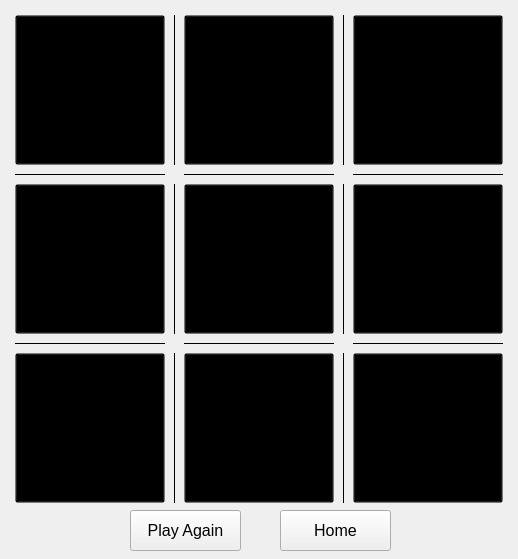
Above: Tic-Tac-Toe-Game/game_window.ui from ahmedg3x1/Tic-Tac-Toe-Game before the change. Below: the same form after it.
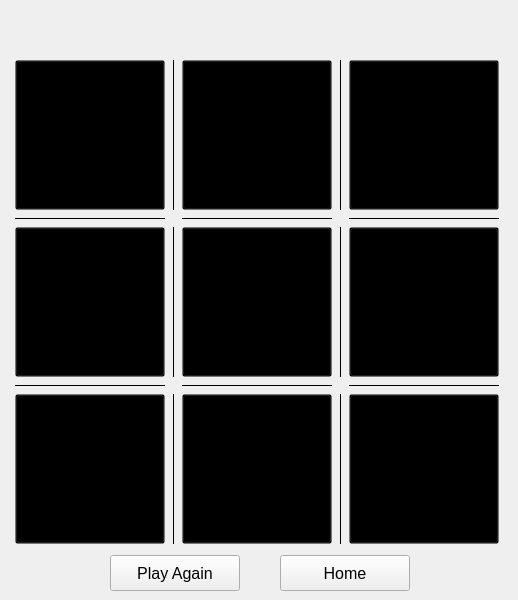
That is the form after the change.

Commit message: Finished the game window

What changed in the file:
```diff
--- a/Tic-Tac-Toe-Game/game_window.ui
+++ b/Tic-Tac-Toe-Game/game_window.ui
@@ -7,126 +7,36 @@
     <x>0</x>
     <y>0</y>
     <width>518</width>
-    <height>559</height>
+    <height>600</height>
    </rect>
   </property>
   <property name="minimumSize">
    <size>
     <width>518</width>
-    <height>559</height>
+    <height>600</height>
    </size>
   </property>
   <property name="maximumSize">
    <size>
     <width>518</width>
-    <height>559</height>
+    <height>600</height>
    </size>
   </property>
   <property name="windowTitle">
    <string>game_window</string>
   </property>
   <widget class="QWidget" name="centralwidget">
-   <widget class="QPushButton" name="Play_Again">
-    <property name="geometry">
-     <rect>
-      <x>130</x>
-      <y>510</y>
-      <width>111</width>
-      <height>41</height>
-     </rect>
-    </property>
-    <property name="font">
-     <font>
-      <pointsize>12</pointsize>
-     </font>
-    </property>
-    <property name="text">
-     <string>Play Again</string>
-    </property>
-   </widget>
    <widget class="QFrame" name="gridFrame">
     <property name="geometry">
      <rect>
-      <x>11</x>
-      <y>11</y>
-      <width>496</width>
-      <height>496</height>
+      <x>5</x>
+      <y>50</y>
+      <width>506</width>
+      <height>506</height>
      </rect>
     </property>
-    <layout class="QGridLayout" name="Game_Grid">
-     <property name="sizeConstraint">
-      <enum>QLayout::SetFixedSize</enum>
-     </property>
-     <property name="leftMargin">
-      <number>4</number>
-     </property>
-     <property name="topMargin">
-      <number>4</number>
-     </property>
-     <property name="rightMargin">
-      <number>4</number>
-     </property>
-     <property name="bottomMargin">
-      <number>4</number>
-     </property>
-     <property name="spacing">
-      <number>8</number>
-     </property>
-     <item row="2" column="0">
-      <widget class="QPushButton" name="Slot_4">
-       <property name="minimumSize">
-        <size>
-         <width>150</width>
-         <height>150</height>
-        </size>
-       </property>
-       <property name="maximumSize">
-        <size>
-         <width>150</width>
-         <height>150</height>
-        </size>
-       </property>
-       <property name="font">
-        <font>
-         <pointsize>80</pointsize>
-        </font>
-       </property>
-       <property name="styleSheet">
-        <string notr="true">background-color: transparent;</string>
-       </property>
-       <property name="text">
-        <string/>
-       </property>
-      </widget>
-     </item>
-     <item row="4" column="2">
-      <widget class="QPushButton" name="Slot_8">
-       <property name="minimumSize">
-        <size>
-         <width>150</width>
-         <height>150</height>
-        </size>
-       </property>
-       <property name="maximumSize">
-        <size>
-         <width>150</width>
-         <height>150</height>
-        </size>
-       </property>
-       <property name="font">
-        <font>
-         <pointsize>80</pointsize>
-        </font>
-       </property>
-       <property name="styleSheet">
-        <string notr="true">background-color: transparent;</string>
-       </property>
-       <property name="text">
-        <string/>
-       </property>
-      </widget>
-     </item>
-     <item row="4" column="1">
+    <layout class="QGridLayout" name="gridLayout_2">
+     <item row="5" column="1">
       <widget class="Line" name="line_3">
        <property name="frameShadow">
         <enum>QFrame::Plain</enum>
@@ -136,61 +46,7 @@
        </property>
       </widget>
      </item>
-     <item row="4" column="0">
-      <widget class="QPushButton" name="Slot_7">
-       <property name="minimumSize">
-        <size>
-         <width>150</width>
-         <height>150</height>
-        </size>
-       </property>
-       <property name="maximumSize">
-        <size>
-         <width>150</width>
-         <height>150</height>
-        </size>
-       </property>
-       <property name="font">
-        <font>
-         <pointsize>80</pointsize>
-        </font>
-       </property>
-       <property name="styleSheet">
-        <string notr="true">background-color: transparent;</string>
-       </property>
-       <property name="text">
-        <string/>
-       </property>
-      </widget>
-     </item>
-     <item row="0" column="2">
-      <widget class="QPushButton" name="Slot_2">
-       <property name="minimumSize">
-        <size>
-         <width>150</width>
-         <height>150</height>
-        </size>
-       </property>
-       <property name="maximumSize">
-        <size>
-         <width>150</width>
-         <height>150</height>
-        </size>
-       </property>
-       <property name="font">
-        <font>
-         <pointsize>80</pointsize>
-        </font>
-       </property>
-       <property name="styleSheet">
-        <string notr="true">background-color: transparent;</string>
-       </property>
-       <property name="text">
-        <string/>
-       </property>
-      </widget>
-     </item>
-     <item row="3" column="2">
+     <item row="4" column="2">
       <widget class="Line" name="line_8">
        <property name="frameShadow">
         <enum>QFrame::Plain</enum>
@@ -200,18 +56,35 @@
        </property>
       </widget>
      </item>
-     <item row="3" column="0">
-      <widget class="Line" name="line_7">
-       <property name="frameShadow">
-        <enum>QFrame::Plain</enum>
+     <item row="1" column="0">
+      <widget class="QPushButton" name="Slot_1">
+       <property name="minimumSize">
+        <size>
+         <width>150</width>
+         <height>150</height>
+        </size>
        </property>
-       <property name="orientation">
-        <enum>Qt::Horizontal</enum>
+       <property name="maximumSize">
+        <size>
+         <width>150</width>
+         <height>150</height>
+        </size>
+       </property>
+       <property name="font">
+        <font>
+         <pointsize>80</pointsize>
+        </font>
+       </property>
+       <property name="styleSheet">
+        <string notr="true">background-color: transparent;</string>
+       </property>
+       <property name="text">
+        <string/>
        </property>
       </widget>
      </item>
-     <item row="0" column="1">
-      <widget class="Line" name="line_2">
+     <item row="3" column="1">
+      <widget class="Line" name="line">
        <property name="frameShadow">
         <enum>QFrame::Plain</enum>
        </property>
@@ -220,7 +93,7 @@
        </property>
       </widget>
      </item>
-     <item row="2" column="4">
+     <item row="3" column="4">
       <widget class="QPushButton" name="Slot_6">
        <property name="minimumSize">
         <size>
@@ -247,8 +120,8 @@
        </property>
       </widget>
      </item>
-     <item row="0" column="4">
-      <widget class="QPushButton" name="Slot_3">
+     <item row="5" column="0">
+      <widget class="QPushButton" name="Slot_7">
        <property name="minimumSize">
         <size>
          <width>150</width>
@@ -274,7 +147,74 @@
        </property>
       </widget>
      </item>
-     <item row="2" column="3">
+     <item row="2" column="4">
+      <widget class="Line" name="line_12">
+       <property name="frameShadow">
+        <enum>QFrame::Plain</enum>
+       </property>
+       <property name="orientation">
+        <enum>Qt::Horizontal</enum>
+       </property>
+      </widget>
+     </item>
+     <item row="1" column="1">
+      <widget class="Line" name="line_2">
+       <property name="frameShadow">
+        <enum>QFrame::Plain</enum>
+       </property>
+       <property name="orientation">
+        <enum>Qt::Vertical</enum>
+       </property>
+      </widget>
+     </item>
+     <item row="2" column="2">
+      <widget class="Line" name="line_11">
+       <property name="frameShadow">
+        <enum>QFrame::Plain</enum>
+       </property>
+       <property name="orientation">
+        <enum>Qt::Horizontal</enum>
+       </property>
+      </widget>
+     </item>
+     <item row="5" column="2">
+      <widget class="QPushButton" name="Slot_8">
+       <property name="minimumSize">
+        <size>
+         <width>150</width>
+         <height>150</height>
+        </size>
+       </property>
+       <property name="maximumSize">
+        <size>
+         <width>150</width>
+         <height>150</height>
+        </size>
+       </property>
+       <property name="font">
+        <font>
+         <pointsize>80</pointsize>
+        </font>
+       </property>
+       <property name="styleSheet">
+        <string notr="true">background-color: transparent;</string>
+       </property>
+       <property name="text">
+        <string/>
+       </property>
+      </widget>
+     </item>
+     <item row="1" column="3">
+      <widget class="Line" name="line_4">
+       <property name="frameShadow">
+        <enum>QFrame::Plain</enum>
+       </property>
+       <property name="orientation">
+        <enum>Qt::Vertical</enum>
+       </property>
+      </widget>
+     </item>
+     <item row="3" column="3">
       <widget class="Line" name="line_5">
        <property name="frameShadow">
         <enum>QFrame::Plain</enum>
@@ -284,7 +224,44 @@
        </property>
       </widget>
      </item>
-     <item row="4" column="3">
+     <item row="4" column="0">
+      <widget class="Line" name="line_7">
+       <property name="frameShadow">
+        <enum>QFrame::Plain</enum>
+       </property>
+       <property name="orientation">
+        <enum>Qt::Horizontal</enum>
+       </property>
+      </widget>
+     </item>
+     <item row="1" column="2">
+      <widget class="QPushButton" name="Slot_2">
+       <property name="minimumSize">
+        <size>
+         <width>150</width>
+         <height>150</height>
+        </size>
+       </property>
+       <property name="maximumSize">
+        <size>
+         <width>150</width>
+         <height>150</height>
+        </size>
+       </property>
+       <property name="font">
+        <font>
+         <pointsize>80</pointsize>
+        </font>
+       </property>
+       <property name="styleSheet">
+        <string notr="true">background-color: transparent;</string>
+       </property>
+       <property name="text">
+        <string/>
+       </property>
+      </widget>
+     </item>
+     <item row="5" column="3">
       <widget class="Line" name="line_6">
        <property name="frameShadow">
         <enum>QFrame::Plain</enum>
@@ -294,54 +271,7 @@
        </property>
       </widget>
      </item>
-     <item row="3" column="4">
-      <widget class="Line" name="line_9">
-       <property name="frameShadow">
-        <enum>QFrame::Plain</enum>
-       </property>
-       <property name="orientation">
-        <enum>Qt::Horizontal</enum>
-       </property>
-      </widget>
-     </item>
-     <item row="2" column="2">
-      <widget class="QPushButton" name="Slot_5">
-       <property name="minimumSize">
-        <size>
-         <width>150</width>
-         <height>150</height>
-        </size>
-       </property>
-       <property name="maximumSize">
-        <size>
-         <width>150</width>
-         <height>150</height>
-        </size>
-       </property>
-       <property name="font">
-        <font>
-         <pointsize>80</pointsize>
-        </font>
-       </property>
-       <property name="styleSheet">
-        <string notr="true">background-color: transparent;</string>
-       </property>
-       <property name="text">
-        <string/>
-       </property>
-      </widget>
-     </item>
-     <item row="2" column="1">
-      <widget class="Line" name="line">
-       <property name="frameShadow">
-        <enum>QFrame::Plain</enum>
-       </property>
-       <property name="orientation">
-        <enum>Qt::Vertical</enum>
-       </property>
-      </widget>
-     </item>
-     <item row="4" column="4">
+     <item row="5" column="4">
       <widget class="QPushButton" name="Slot_9">
        <property name="minimumSize">
         <size>
@@ -368,18 +298,8 @@
        </property>
       </widget>
      </item>
-     <item row="0" column="3">
-      <widget class="Line" name="line_4">
-       <property name="frameShadow">
-        <enum>QFrame::Plain</enum>
-       </property>
-       <property name="orientation">
-        <enum>Qt::Vertical</enum>
-       </property>
-      </widget>
-     </item>
-     <item row="0" column="0">
-      <widget class="QPushButton" name="Slot_1">
+     <item row="3" column="0">
+      <widget class="QPushButton" name="Slot_4">
        <property name="minimumSize">
         <size>
          <width>150</width>
@@ -405,7 +325,17 @@
        </property>
       </widget>
      </item>
-     <item row="1" column="0">
+     <item row="4" column="4">
+      <widget class="Line" name="line_9">
+       <property name="frameShadow">
+        <enum>QFrame::Plain</enum>
+       </property>
+       <property name="orientation">
+        <enum>Qt::Horizontal</enum>
+       </property>
+      </widget>
+     </item>
+     <item row="2" column="0">
       <widget class="Line" name="line_10">
        <property name="frameShadow">
         <enum>QFrame::Plain</enum>
@@ -415,37 +345,113 @@
        </property>
       </widget>
      </item>
-     <item row="1" column="2">
-      <widget class="Line" name="line_11">
-       <property name="frameShadow">
-        <enum>QFrame::Plain</enum>
+     <item row="3" column="2">
+      <widget class="QPushButton" name="Slot_5">
+       <property name="minimumSize">
+        <size>
+         <width>150</width>
+         <height>150</height>
+        </size>
        </property>
-       <property name="orientation">
-        <enum>Qt::Horizontal</enum>
+       <property name="maximumSize">
+        <size>
+         <width>150</width>
+         <height>150</height>
+        </size>
+       </property>
+       <property name="font">
+        <font>
+         <pointsize>80</pointsize>
+        </font>
+       </property>
+       <property name="styleSheet">
+        <string notr="true">background-color: transparent;</string>
+       </property>
+       <property name="text">
+        <string/>
        </property>
       </widget>
      </item>
      <item row="1" column="4">
-      <widget class="Line" name="line_12">
-       <property name="frameShadow">
-        <enum>QFrame::Plain</enum>
+      <widget class="QPushButton" name="Slot_3">
+       <property name="minimumSize">
+        <size>
+         <width>150</width>
+         <height>150</height>
+        </size>
        </property>
-       <property name="orientation">
-        <enum>Qt::Horizontal</enum>
+       <property name="maximumSize">
+        <size>
+         <width>150</width>
+         <height>150</height>
+        </size>
+       </property>
+       <property name="font">
+        <font>
+         <pointsize>80</pointsize>
+        </font>
+       </property>
+       <property name="styleSheet">
+        <string notr="true">background-color: transparent;</string>
+       </property>
+       <property name="text">
+        <string/>
        </property>
       </widget>
      </item>
     </layout>
    </widget>
+   <widget class="QPushButton" name="Play_Again">
+    <property name="geometry">
+     <rect>
+      <x>110</x>
+      <y>555</y>
+      <width>130</width>
+      <height>36</height>
+     </rect>
+    </property>
+    <property name="minimumSize">
+     <size>
+      <width>130</width>
+      <height>36</height>
+     </size>
+    </property>
+    <property name="maximumSize">
+     <size>
+      <width>130</width>
+      <height>36</height>
+     </size>
+    </property>
+    <property name="font">
+     <font>
+      <pointsize>12</pointsize>
+     </font>
+    </property>
+    <property name="text">
+     <string>Play Again</string>
+    </property>
+   </widget>
    <widget class="QPushButton" name="Home">
     <property name="geometry">
      <rect>
       <x>280</x>
-      <y>510</y>
-      <width>111</width>
-      <height>41</height>
+      <y>555</y>
+      <width>130</width>
+      <height>36</height>
      </rect>
     </property>
+    <property name="minimumSize">
+     <size>
+      <width>130</width>
+      <height>36</height>
+     </size>
+    </property>
+    <property name="maximumSize">
+     <size>
+      <width>130</width>
+      <height>36</height>
+     </size>
+    </property>
     <property name="font">
      <font>
       <pointsize>12</pointsize>
@@ -455,9 +461,45 @@
      <string>Home</string>
     </property>
    </widget>
-   <zorder>Home</zorder>
-   <zorder>gridFrame</zorder>
-   <zorder>Play_Again</zorder>
+   <widget class="QLabel" name="Result">
+    <property name="geometry">
+     <rect>
+      <x>18</x>
+      <y>14</y>
+      <width>481</width>
+      <height>36</height>
+     </rect>
+    </property>
+    <property name="minimumSize">
+     <size>
+      <width>130</width>
+      <height>36</height>
+     </size>
+    </property>
+    <property name="maximumSize">
+     <size>
+      <width>16777215</width>
+      <height>36</height>
+     </size>
+    </property>
+    <property name="font">
+     <font>
+      <pointsize>12</pointsize>
+     </font>
+    </property>
+    <property name="text">
+     <string/>
+    </property>
+    <property name="textFormat">
+     <enum>Qt::AutoText</enum>
+    </property>
+    <property name="alignment">
+     <set>Qt::AlignCenter</set>
+    </property>
+    <property name="wordWrap">
+     <bool>false</bool>
+    </property>
+   </widget>
   </widget>
  </widget>
  <resources/>
```
The commit also changes 7 other files.
